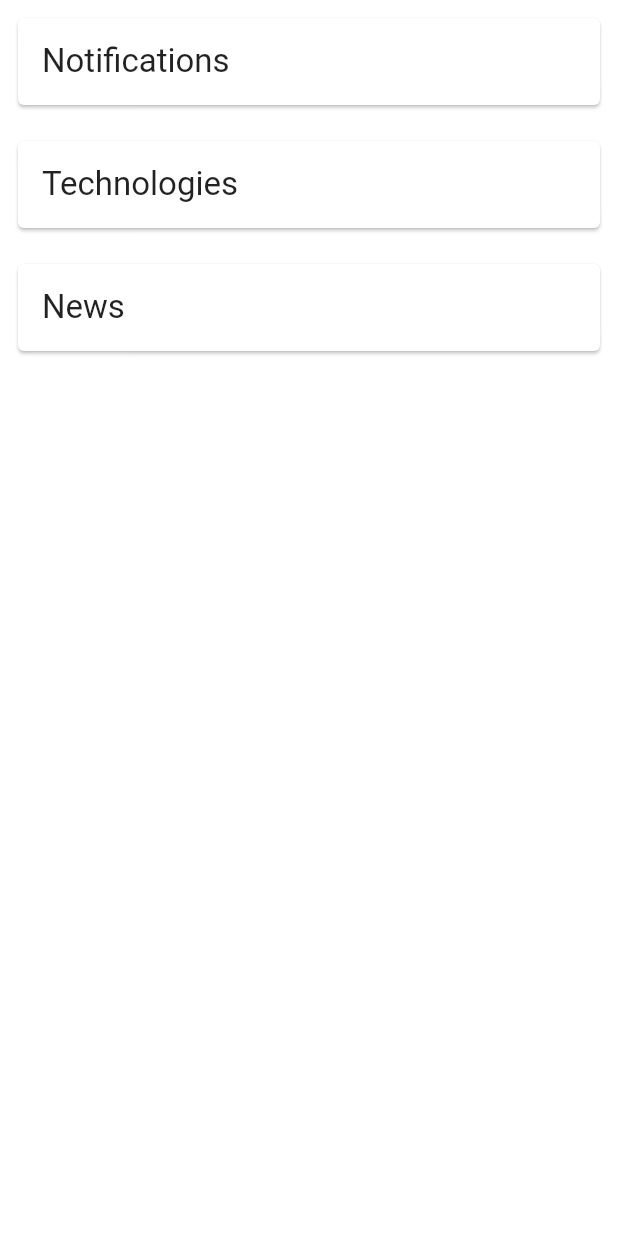
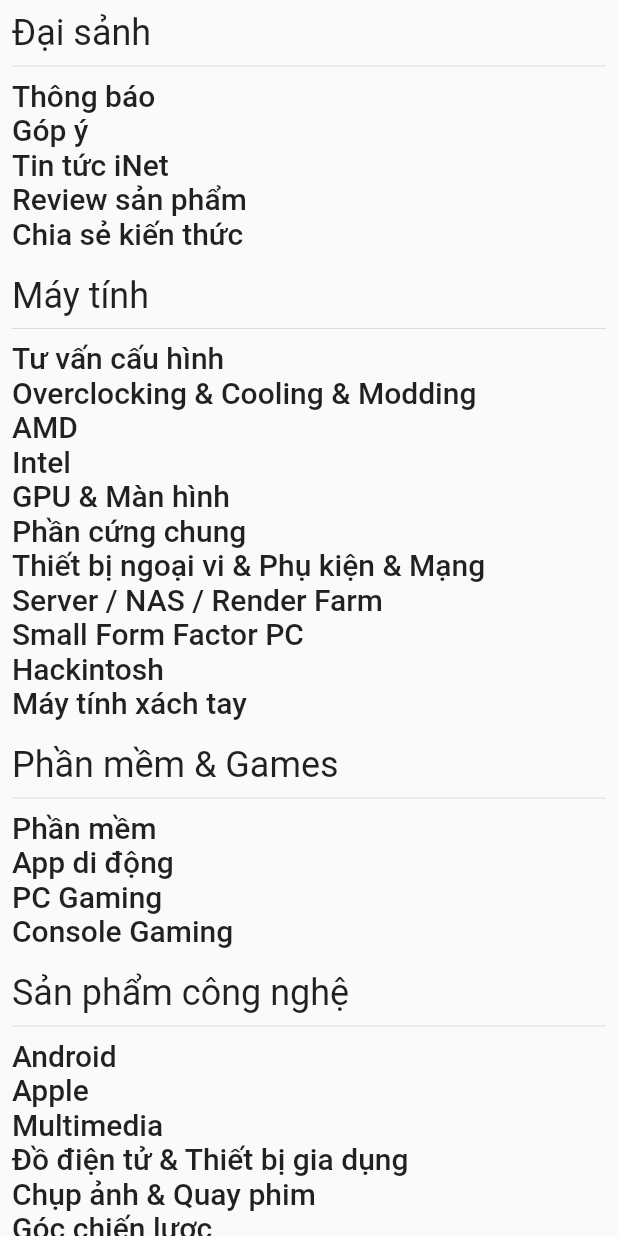
Before and after one commit to aeros281/v_voz, a Flutter app: the ForumListWidget widget shown alone on an empty page, opened directly, on a phone screen of 412 x 824 dp. Run offline on Flutter 3.47's test engine with Material 2 defaults, Android fonts, the light colour scheme and no system bars; our stand-ins replace device_preview; missing offline and left inert: dual_screen.

Commit message:
Add feature to serialize and deserialize JSON data

```diff
--- /dev/null
+++ b/assets/default_forums.json
@@ -0,0 +1,235 @@
+{
+    "forumData": [
+        {
+            "name": "Đại sảnh",
+            "forums": [
+                {
+                    "text": "Thông báo",
+                    "id": 2
+                },
+                {
+                    "text": "Góp ý",
+                    "id": 3
+                },
+                {
+                    "text": "Tin tức iNet",
+                    "id": 102
+                },
+                {
+                    "text": "Review sản phẩm",
+                    "id": 103
+                },
+                {
+                    "text": "Chia sẻ kiến thức",
+                    "id": 104
+                }
+            ]
+        },
+        {
+            "name": "Máy tính",
+            "forums": [
+                {
+                    "text": "Tư vấn cấu hình",
+                    "id": 70
+                },
+                {
+                    "text": "Overclocking & Cooling & Modding",
+                    "id": 6
+                },
+                {
+                    "text": "AMD",
+                    "id": 25
+                },
+                {
+                    "text": "Intel",
+                    "id": 24
+                },
+                {
+                    "text": "GPU & Màn hình",
+                    "id": 8
+                },
+                {
+                    "text": "Phần cứng chung",
+                    "id": 9
+                },
+                {
+                    "text": "Thiết bị ngoại vi & Phụ kiện & Mạng",
+                    "id": 30
+                },
+                {
+                    "text": "Server / NAS / Render Farm",
+                    "id": 83
+                },
+                {
+                    "text": "Small Form Factor PC",
+                    "id": 61
+                },
+                {
+                    "text": "Hackintosh",
+                    "id": 62
+                },
+                {
+                    "text": "Máy tính xách tay",
+                    "id": 47
+                }
+            ]
+        },
+        {
+            "name": "Phần mềm & Games",
+            "forums": [
+                {
+                    "text": "Phần mềm",
+                    "id": 13
+                },
+                {
+                    "text": "App di động",
+                    "id": 21
+                },
+                {
+                    "text": "PC Gaming",
+                    "id": 11
+                },
+                {
+                    "text": "Console Gaming",
+                    "id": 22
+                }
+            ]
+        },
+        {
+            "name": "Sản phẩm công nghệ",
+            "forums": [
+                {
+                    "text": "Android",
+                    "id": 32
+                },
+                {
+                    "text": "Apple",
+                    "id": 36
+                },
+                {
+                    "text": "Multimedia",
+                    "id": 31
+                },
+                {
+                    "text": "Đồ điện tử & Thiết bị gia dụng",
+                    "id": 10
+                },
+                {
+                    "text": "Chụp ảnh & Quay phim",
+                    "id": 75
+                },
+                {
+                    "text": "Góc chiến lược",
+                    "id": 101
+                }
+            ]
+        },
+        {
+            "name": "Học tập & Sự nghiệp",
+            "forums": [
+                {
+                    "text": "Ngoại ngữ",
+                    "id": 90
+                },
+                {
+                    "text": "Lập trình / CNTT",
+                    "id": 91
+                },
+                {
+                    "text": "Kinh tế / Luật",
+                    "id": 92
+                },
+                {
+                    "text": "Make Money Online",
+                    "id": 93
+                },
+                {
+                    "text": "Tiền điện tử",
+                    "id": 94
+                }
+            ]
+        },
+        {
+            "name": "Khu vui chơi giải trí",
+            "forums": [
+                {
+                    "text": "Chuyện trò linh tinh™",
+                    "id": 17
+                },
+                {
+                    "text": "Điểm báo",
+                    "id": 33
+                },
+                {
+                    "text": "4 bánh",
+                    "id": 38
+                },
+                {
+                    "text": "2 bánh",
+                    "id": 39
+                },
+                {
+                    "text": "Thể dục thể thao",
+                    "id": 63
+                },
+                {
+                    "text": "Ẩm thực & Du lịch",
+                    "id": 64
+                },
+                {
+                    "text": "Phim / Nhạc / Sách",
+                    "id": 65
+                },
+                {
+                    "text": "Thời trang & Làm đẹp",
+                    "id": 66
+                },
+                {
+                    "text": "Các thú chơi khác",
+                    "id": 67
+                }
+            ]
+        },
+        {
+            "name": "Khu thương mại",
+            "forums": [
+                {
+                    "text": "Máy tính để bàn",
+                    "id": 68
+                },
+                {
+                    "text": "Máy tính xách tay",
+                    "id": 72
+                },
+                {
+                    "text": "Điện thoại di động",
+                    "id": 76
+                },
+                {
+                    "text": "Xe các loại",
+                    "id": 77
+                },
+                {
+                    "text": "Thời trang & Làm đẹp",
+                    "id": 78
+                },
+                {
+                    "text": "Bất động sản",
+                    "id": 79
+                },
+                {
+                    "text": "Ăn uống & Du lịch",
+                    "id": 81
+                },
+                {
+                    "text": "SIM số & Đồ phong thuỷ",
+                    "id": 82
+                },
+                {
+                    "text": "Sản phẩm & Dịch vụ khác",
+                    "id": 80
+                }
+            ]
+        }
+    ]
+}
--- a/lib/home/state/forum_list.dart
+++ b/lib/home/state/forum_list.dart
@@ -1,25 +1,67 @@
 import 'dart:collection';
+import 'dart:convert';
 
+import 'package:flutter/services.dart';
 import 'package:flutter/widgets.dart';
+import 'package:json_annotation/json_annotation.dart';
 
+part 'forum_list.g.dart';
+
+@JsonSerializable()
 class Forum {
+  @JsonKey(name: 'id')
   final num threadId;
+
   final String text;
 
   const Forum(this.threadId, this.text);
+
+  // AUTO GENERATE FUNTIONS
+  factory Forum.fromJson(Map<String, dynamic> json) => _$ForumFromJson(json);
+  Map<String, dynamic> toJson() => _$ForumToJson(this);
+}
+
+@JsonSerializable()
+class ForumGroup {
+  final String name;
+  final List<Forum> forums;
+
+  const ForumGroup(this.name, this.forums);
+
+  // AUTO GENERATE FUNTIONS
+  factory ForumGroup.fromJson(Map<String, dynamic> json) =>
+      _$ForumGroupFromJson(json);
+  Map<String, dynamic> toJson() => _$ForumGroupToJson(this);
+}
+
+@JsonSerializable()
+class ForumData {
+  @JsonKey(name: 'forumData')
+  final List<ForumGroup> data;
+
+  const ForumData(this.data);
+
+  // AUTO GENERATE FUNTIONS
+  factory ForumData.fromJson(Map<String, dynamic> json) =>
+      _$ForumDataFromJson(json);
+  Map<String, dynamic> toJson() => _$ForumDataToJson(this);
 }
 
 class ForumListState extends ChangeNotifier {
-  final List<Forum> _forums = [
-    const Forum(1, 'Notifications'),
-    const Forum(2, 'Technologies'),
-    const Forum(3, 'News'),
-  ];
+  List<ForumGroup> _forums = [];
 
-  UnmodifiableListView<Forum> get threads => UnmodifiableListView(_forums);
+  ForumListState() {
+    rootBundle.loadString('assets/default_forums.json').then((jsonContent) {
+      Map<String, dynamic> parsedJson = json.decode(jsonContent);
+      _forums = ForumData.fromJson(parsedJson).data;
+      notifyListeners();
+    });
+  }
 
-  void add(Forum thread) {
-    _forums.add(thread);
+  UnmodifiableListView<ForumGroup> get forums => UnmodifiableListView(_forums);
+
+  set forums(List<ForumGroup> forums) {
+    _forums = forums;
     notifyListeners();
   }
 
--- a/lib/home/widgets/forum_list.dart
+++ b/lib/home/widgets/forum_list.dart
@@ -14,31 +14,13 @@
   Widget build(BuildContext context) {
     return Consumer<ForumListState>(
       builder: (context, value, child) {
-        return Container(
-          color: Colors.white,
+        return Material(
           child: ListView.builder(
-              itemCount: value.threads.length,
+              itemCount: value.forums.length,
               itemBuilder: (context, index) {
-                return Padding(
-                  padding: const EdgeInsets.all(8.0),
-                  child: Card(
-                    child: InkWell(
-                      onTap: () {
-                        var threadId = value.threads[index].threadId;
-                        Provider.of<ThreadState>(context, listen: false)
-                            .setSelectedThreadById(threadId);
-                        if (asDrawer) {
-                          Navigator.pop(context);
-                        }
-                      },
-                      child: Padding(
-                          padding: const EdgeInsets.all(16.0),
-                          child: Text(
-                            value.threads[index].text.toString(),
-                            style: const TextStyle(fontSize: 22.0),
-                          )),
-                    ),
-                  ),
+                return ForumGroupWidget(
+                  asDrawer: asDrawer,
+                  forumGroup: value.forums[index],
                 );
               }),
         );
@@ -46,3 +28,50 @@
     );
   }
 }
+
+class ForumGroupWidget extends StatelessWidget {
+  final bool asDrawer;
+  final ForumGroup forumGroup;
+  const ForumGroupWidget({
+    Key? key,
+    required this.asDrawer,
+    required this.forumGroup,
+  }) : super(key: key);
+
+  @override
+  Widget build(BuildContext context) {
+    return Padding(
+      padding: const EdgeInsets.all(8.0),
+      child: Column(
+        crossAxisAlignment: CrossAxisAlignment.start,
+        children: [
+          Text(
+            forumGroup.name,
+            style: Theme.of(context).textTheme.headlineSmall,
+          ),
+          const Divider(),
+          ListView.builder(
+            itemCount: forumGroup.forums.length,
+            itemBuilder: (context, index) {
+              return InkWell(
+                onTap: () {
+                  var threadId = forumGroup.forums[index].threadId;
+                  Provider.of<ThreadState>(context, listen: false)
+                      .setSelectedThreadById(threadId);
+                  if (asDrawer) {
+                    Navigator.pop(context);
+                  }
+                },
+                child: Text(
+                  forumGroup.forums[index].text,
+                  style: Theme.of(context).textTheme.headline6,
+                ),
+              );
+            },
+            shrinkWrap: true,
+          ),
+        ],
+      ),
+    );
+  }
+}
--- a/lib/home/widgets/thread.dart
+++ b/lib/home/widgets/thread.dart
@@ -33,12 +33,6 @@
           ],
         ),
       ),
-      floatingActionButton: ElevatedButton(
-          onPressed: () {
-            Provider.of<ForumListState>(context, listen: false)
-                .add(const Forum(2, 'Something'));
-          },
-          child: const Text('Click!')),
     );
   }
 }
--- a/lib/main.dart
+++ b/lib/main.dart
@@ -39,6 +39,7 @@
           '/': (context) => HomePage(),
           '/about': (context) => const AboutPage(),
         },
+
         debugShowCheckedModeBanner: false,
       ),
     );
--- a/lib/shared/constants.dart
+++ b/lib/shared/constants.dart
@@ -1 +1,3 @@
+// ignore_for_file: constant_identifier_names
+
 const PHONE_SCREEN_WIDTH_BREAKPOINT = 500;
```
Also changed, not shown: pubspec.yaml (+6 -1 lines), lib/home/state/forum_list.g.dart (added), pubspec.lock.
